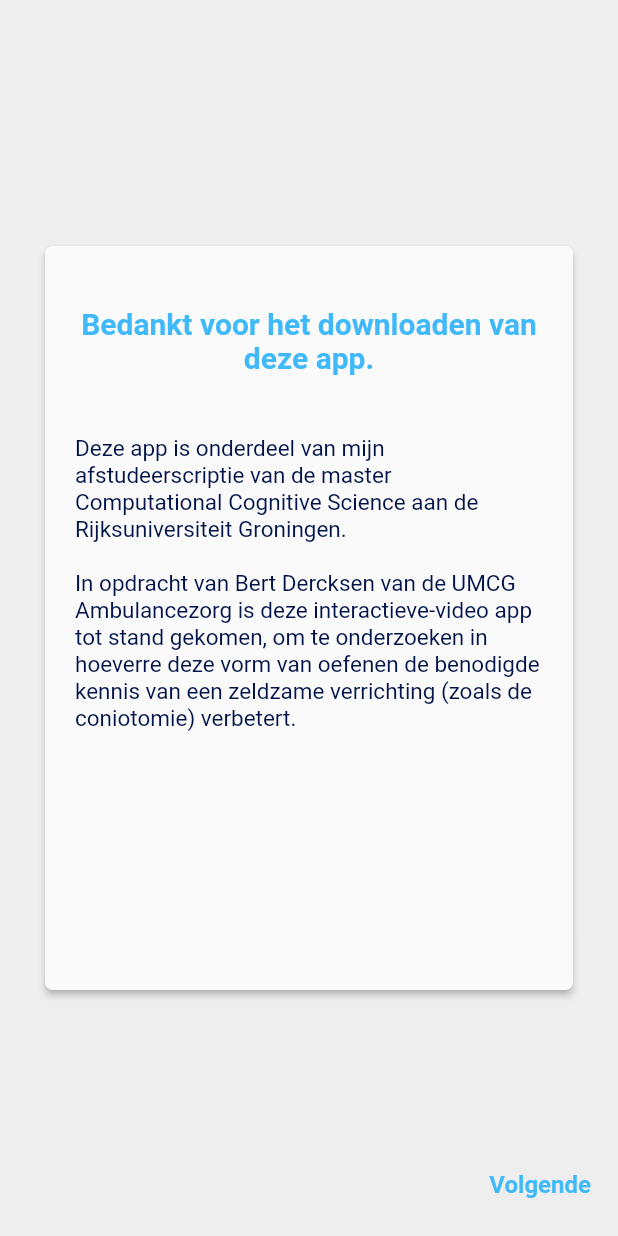
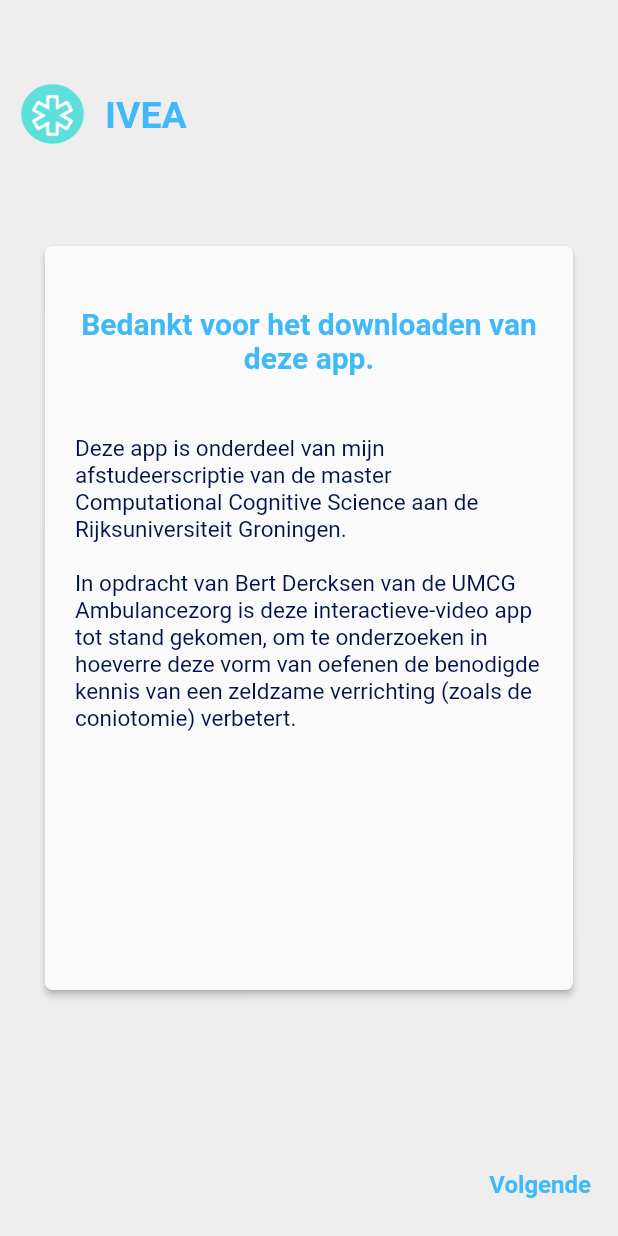
Before and after one commit to floorkuipers/ambu, a Flutter app: the Homepage screen opened directly, in the side drawer, after a tap on "App info", on a phone screen of 412 x 824 dp. Run offline on Flutter 3.47's test engine with Material 2 defaults, Android fonts, the light colour scheme and no system bars; our stand-ins replace cloud_firestore, firebase_auth, firebase_core, firebase_database, flutter_spinkit, percent_indicator and 2 more; accounts and stored records are empty.

Commit message:
final version?

```diff
--- a/lib/pages/homepage.dart
+++ b/lib/pages/homepage.dart
@@ -107,8 +107,7 @@ class _HomepageState extends State<Homepage>{
                     onPressed: () { },
                   ),
                   Text(
-                    //TODO titel app
-                    'Ambu app',
+                    'IVEA',
                     style: TextStyle(fontSize: 25, color: Colors.white),
                   ),
                 ],
--- a/lib/pages/initialrouting.dart
+++ b/lib/pages/initialrouting.dart
@@ -76,8 +76,7 @@ class _SplashScreenState extends State<SplashScreen> {
                           padding: EdgeInsets.only(top: 10.0),
                         ),
                         Text(
-                          //TODO: insert appname here
-                         "Ambu",
+                         "IVEA",
                           style: TextStyle(
                               color: Colors.white,
                               fontWeight: FontWeight.bold,
@@ -97,7 +96,7 @@ class _SplashScreenState extends State<SplashScreen> {
                         padding: EdgeInsets.only(top: 20.0),
                       ),
                       Text(
-                        'Hou moeiteloos je kennis up-to-date!',
+                        'Interactieve Video Educatie Ambulance',
                         softWrap: true,
                         textAlign: TextAlign.center,
                         style: TextStyle(
--- a/lib/pages/interactive_videos/videodata.dart
+++ b/lib/pages/interactive_videos/videodata.dart
@@ -112,6 +112,12 @@ class dataset with ChangeNotifier {
     MyExcelTable("Coniotomie", "Uitgebreide_noodconiotomie2", 'Diep genoeg', 'Hoe weet je dat je de naald diep genoeg ingebracht hebt?', 'Je voelt weerstand', 'Er komt lucht in de naald', 'De naald zit 2cm diep', 'Answer2', false, true,0),
     MyExcelTable("Coniotomie", "Uitgebreide_noodconiotomie3", 'Verwijderen', 'Waar moet je op letten bij het verwijderen van de  naald?', 'Katheter op zijn plek houden', 'De naald op 45° houden', '', 'Answer1', false, true,0),
     MyExcelTable("Coniotomie", "Uitgebreide_noodconiotomie4", '', '', '', '', '', '', true, true,0),
+    MyExcelTable("Coniotomie", "Oefenfantoom1", 'Immobiliseren', 'Met welke vingers immobilizeer je de larynx?', 'Duim en middelvinger', 'Wijsvinger en middelvinger', 'Wijsvinger en ringvinger', 'Answer1', false, true,0),
+    MyExcelTable("Coniotomie", "Oefenfantoom2", 'Palperen', 'Welke locatie moet je palperen?', '', '', '', '', false, true,0),
+    MyExcelTable("Coniotomie", "Oefenfantoom3", 'Hoek', 'Op welke hoek breng je de naald in?', '90°', '45°', '30°', 'Answer3', false, true,0),
+    MyExcelTable("Coniotomie", "Oefenfantoom4", 'Trachea', 'Wat is een indicatie dat de naald de trachea bereikt heeft?', 'Lucht in de naald', 'Weerstand', '', '', false, true,0),
+    MyExcelTable("Coniotomie", "Oefenfantoom5", '', '', '', '', '', '', true, true,0),
+
   ];
 
   void correctAnswer(topic) {
--- a/lib/pages/tiles.dart
+++ b/lib/pages/tiles.dart
@@ -47,7 +47,6 @@ class _tilesState extends State<tiles> {
                 );
               }
               else{
-                //TODO redirect to learning page
                 String category = widget.title;
                 Navigator.push(
                   context,
--- a/lib/pages/walkthrough.dart
+++ b/lib/pages/walkthrough.dart
@@ -26,7 +26,6 @@ class WalkthroughState extends State<Walkthrough>
 
   @override
   void initState() {
-    // TODO: implement initState
     super.initState();
     animationController =
         AnimationController(vsync: this, duration: Duration(milliseconds: 300));
@@ -40,7 +39,6 @@ class WalkthroughState extends State<Walkthrough>
 
   @override
   void dispose() {
-    // TODO: implement dispose
     super.dispose();
     animationController.dispose();
   }
--- a/lib/pages/welcomepage.dart
+++ b/lib/pages/welcomepage.dart
@@ -48,7 +48,20 @@ class IntroScreenState extends State<IntroScreen> {
                   children: <Widget>[
                     Expanded(
                       flex: 1,
-                      child: Container(),
+                      child: Container(
+                        child: Center(child: Row(
+                          children: [
+                            Image.asset(
+                              'images/app_logo.png',
+                              width: 50,
+                              height: 50,
+                              fit: BoxFit.cover,
+                            ),
+                            SizedBox(width: 10.0),
+                            Text('IVEA', style: TextStyle(fontSize: 25, color: AppTheme.colors.primaryColor, fontWeight: FontWeight.bold),)
+                          ],
+                        )),
+                      ),
                     ),
                     Expanded(
                       flex: 4,
--- a/pubspec.yaml
+++ b/pubspec.yaml
@@ -102,6 +102,11 @@ flutter:
      - videos/Uitgebreide_noodconiotomie2.mp4
      - videos/Uitgebreide_noodconiotomie3.mp4
      - videos/Uitgebreide_noodconiotomie4.mp4
+     - videos/Oefenfantoom1.mp4
+     - videos/Oefenfantoom2.mp4
+     - videos/Oefenfantoom3.mp4
+     - videos/Oefenfantoom4.mp4
+     - videos/Oefenfantoom5.mp4
   # An image asset can refer to one or more resolution-specific "variants", see
   # https://flutter.dev/assets-and-images/#resolution-aware.
 
```
Also changed, not shown: 5 other files.
